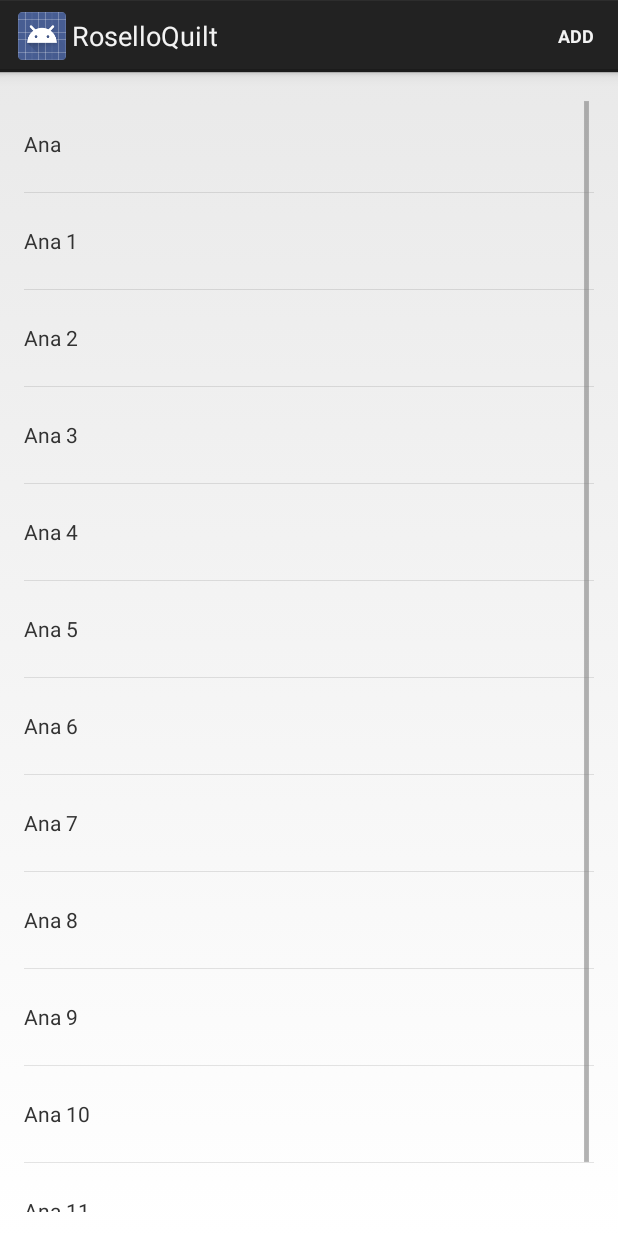
After one commit to aenrosello/git_projects, an Android app: the fragment StudentsFragment shown on its own in the app's theme, on a phone screen of 412 x 824 dp. The commit adds this screen. Run offline under Robolectric (Android 15) with nearby library versions, the phone set to English and light mode, and no system bars.

Commit message:
Udacity personal project -added add menu to create dinamic data and add it to the fragment

```diff
--- /dev/null
+++ b/RoselloQuilt/app/src/main/java/com/android/roselloquilt/StudentsFragment.java
@@ -0,0 +1,75 @@
+package com.android.roselloquilt;
+
+/**
+ * Created by alberto on 9/25/14.
+ */
+
+import android.app.Fragment;
+import android.os.Bundle;
+import android.view.LayoutInflater;
+import android.view.Menu;
+import android.view.MenuInflater;
+import android.view.MenuItem;
+import android.view.View;
+import android.view.ViewGroup;
+import android.widget.ArrayAdapter;
+import android.widget.ListView;
+
+import java.util.ArrayList;
+import java.util.Date;
+import java.util.List;
+
+/**
+ * A placeholder fragment containing a simple view.
+ */
+public class StudentsFragment extends Fragment {
+
+    private ArrayAdapter<String> mStudentsAdapter;
+
+    public StudentsFragment() {
+    }
+
+    @Override
+    public void onCreate(Bundle savedInstanceState) {
+        super.onCreate(savedInstanceState);
+        setHasOptionsMenu(true);
+    }
+
+    @Override
+    public void onCreateOptionsMenu(Menu menu, MenuInflater inflater) {
+        inflater.inflate(R.menu.studentsfragment, menu);
+    }
+
+    @Override
+    public boolean onOptionsItemSelected(MenuItem item) {
+        int id = item.getItemId();
+        if (id == R.id.action_add) {
+            mStudentsAdapter.add("Hello" + new Date().getTime());
+            return true;
+        }
+        return super.onOptionsItemSelected(item);
+    }
+
+    @Override
+    public View onCreateView(LayoutInflater inflater, ViewGroup container,
+                             Bundle savedInstanceState) {
+        View rootView = inflater.inflate(R.layout.fragment_main, container, false);
+        List<String> studentsTemporalList = new ArrayList<String>();
+        studentsTemporalList.add("Ana");
+        studentsTemporalList.add("Ana 1");
+        studentsTemporalList.add("Ana 2");
+        studentsTemporalList.add("Ana 3");
+        studentsTemporalList.add("Ana 4");
+        studentsTemporalList.add("Ana 5");
+        studentsTemporalList.add("Ana 6");
+        studentsTemporalList.add("Ana 7");
+        studentsTemporalList.add("Ana 8");
+        studentsTemporalList.add("Ana 9");
+        studentsTemporalList.add("Ana 10");
+        studentsTemporalList.add("Ana 11");
+        mStudentsAdapter = new ArrayAdapter<String>(getActivity(), R.layout.list_item_students, R.id.list_item_students_textview, studentsTemporalList);
+        ListView listView = (ListView) rootView.findViewById(R.id.listview_students);
+        listView.setAdapter(mStudentsAdapter);
+        return rootView;
+    }
+}
--- /dev/null
+++ b/RoselloQuilt/app/src/main/res/menu/studentsfragment.xml
@@ -0,0 +1,8 @@
+<?xml version="1.0" encoding="utf-8"?>
+
+<menu xmlns:android="http://schemas.android.com/apk/res/android">
+    <item
+        android:id="@+id/action_add"
+        android:title="@string/add"
+        android:showAsAction="always"/>
+</menu>
--- a/RoselloQuilt/app/src/main/res/values/strings.xml
+++ b/RoselloQuilt/app/src/main/res/values/strings.xml
@@ -4,5 +4,6 @@
     <string name="app_name">RoselloQuilt</string>
     <string name="hello_world">Hello world!</string>
     <string name="action_settings">Settings</string>
+    <string name="add">Add</string>
 
 </resources>
```
Also changed, not shown: RoselloQuilt/app/src/main/java/com/android/roselloquilt/MainActivity.java (+1 -46 lines).
